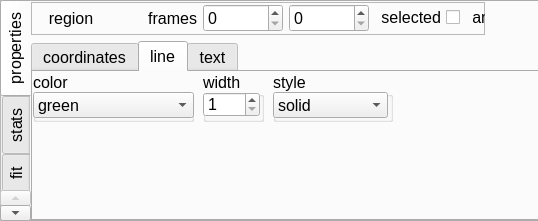
Qt form code/display/implement/region/QtRegionState.ui (radio-astro/casa) before a commit.
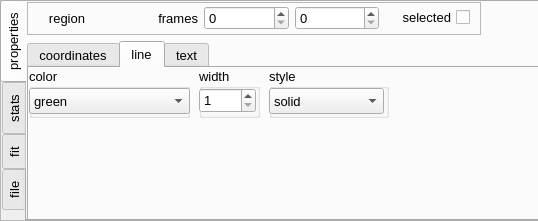
The same form after that commit. The open tabs and pages were chosen to show the change.

```diff
--- a/code/display/implement/region/QtRegionState.ui
+++ b/code/display/implement/region/QtRegionState.ui
@@ -33,7 +33,7 @@
    </property>
    <property name="font">
     <font>
-     <pointsize>12</pointsize>
+     <pointsize>10</pointsize>
     </font>
    </property>
    <property name="tabPosition">
```
Left out of the diff: 2 changed lines with no effect on the pictures.
